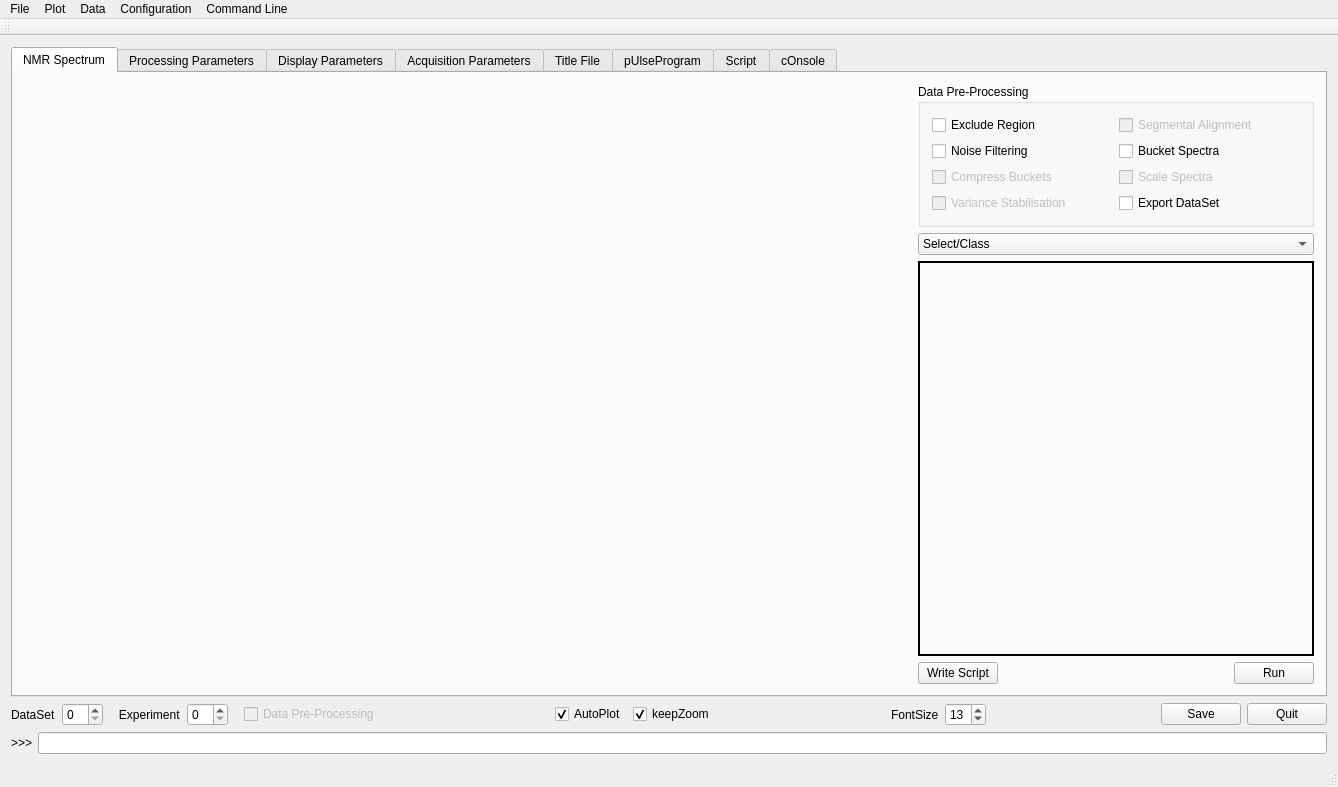
This is metabolabpy/ui/metabolabpy_mainwindow.ui in ludwigc/metabolabpy as Qt 5 draws it before an edit. The edited form follows.
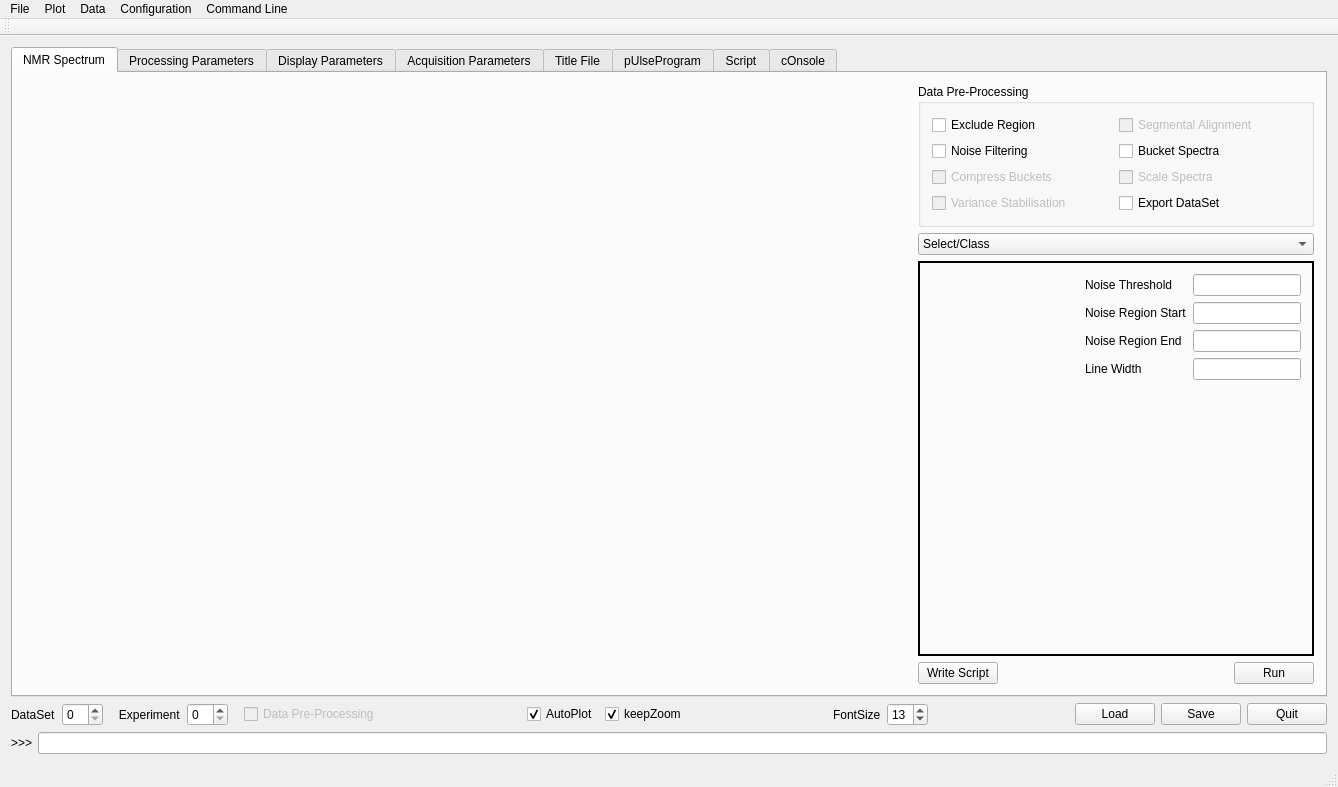
This is the edited form. The open tabs and pages were chosen to show the change. Custom widgets are drawn as their Qt base class.

The edit to the form file:
```diff
--- a/metabolabpy/ui/metabolabpy_mainwindow.ui
+++ b/metabolabpy/ui/metabolabpy_mainwindow.ui
@@ -426,8 +426,150 @@
              </layout>
             </widget>
             <widget class="QWidget" name="segmentalAlignmentTab"/>
-            <widget class="QWidget" name="noiseFilteringTab"/>
-            <widget class="QWidget" name="bucketSpectraTab"/>
+            <widget class="QWidget" name="noiseFilteringTab">
+             <layout class="QGridLayout" name="gridLayout_15">
+              <item row="0" column="0">
+               <spacer name="horizontalSpacer_8">
+                <property name="orientation">
+                 <enum>Qt::Horizontal</enum>
+                </property>
+                <property name="sizeHint" stdset="0">
+                 <size>
+                  <width>136</width>
+                  <height>20</height>
+                 </size>
+                </property>
+               </spacer>
+              </item>
+              <item row="0" column="1">
+               <layout class="QHBoxLayout" name="horizontalLayout_45">
+                <item>
+                 <layout class="QVBoxLayout" name="verticalLayout_16">
+                  <item>
+                   <widget class="QLabel" name="label_59">
+                    <property name="text">
+                     <string>Noise Threshold</string>
+                    </property>
+                   </widget>
+                  </item>
+                  <item>
+                   <widget class="QLabel" name="label_60">
+                    <property name="text">
+                     <string>Noise Region Start</string>
+                    </property>
+                   </widget>
+                  </item>
+                  <item>
+                   <widget class="QLabel" name="label_61">
+                    <property name="text">
+                     <string>Noise Region End</string>
+                    </property>
+                   </widget>
+                  </item>
+                  <item>
+                   <widget class="QLabel" name="label_62">
+                    <property name="text">
+                     <string>Line Width</string>
+                    </property>
+                   </widget>
+                  </item>
+                 </layout>
+                </item>
+                <item>
+                 <layout class="QVBoxLayout" name="verticalLayout_15">
+                  <item>
+                   <widget class="QLineEdit" name="noiseThresholdLE"/>
+                  </item>
+                  <item>
+                   <widget class="QLineEdit" name="noiseRegionStartLE"/>
+                  </item>
+                  <item>
+                   <widget class="QLineEdit" name="noiseRegionEndLE"/>
+                  </item>
+                  <item>
+                   <widget class="QLineEdit" name="thLineWidthLE"/>
+                  </item>
+                 </layout>
+                </item>
+               </layout>
+              </item>
+              <item row="1" column="1">
+               <spacer name="verticalSpacer_6">
+                <property name="orientation">
+                 <enum>Qt::Vertical</enum>
+                </property>
+                <property name="sizeHint" stdset="0">
+                 <size>
+                  <width>20</width>
+                  <height>198</height>
+                 </size>
+                </property>
+               </spacer>
+              </item>
+             </layout>
+            </widget>
+            <widget class="QWidget" name="bucketSpectraTab">
+             <layout class="QGridLayout" name="gridLayout_16">
+              <item row="0" column="1">
+               <spacer name="verticalSpacer_7">
+                <property name="orientation">
+                 <enum>Qt::Vertical</enum>
+                </property>
+                <property name="sizeHint" stdset="0">
+                 <size>
+                  <width>20</width>
+                  <height>229</height>
+                 </size>
+                </property>
+               </spacer>
+              </item>
+              <item row="1" column="0">
+               <spacer name="horizontalSpacer_26">
+                <property name="orientation">
+                 <enum>Qt::Horizontal</enum>
+                </property>
+                <property name="sizeHint" stdset="0">
+                 <size>
+                  <width>136</width>
+                  <height>20</height>
+                 </size>
+                </property>
+               </spacer>
+              </item>
+              <item row="1" column="1">
+               <layout class="QHBoxLayout" name="horizontalLayout_46">
+                <item>
+                 <layout class="QVBoxLayout" name="verticalLayout_17">
+                  <item>
+                   <widget class="QLabel" name="label_63">
+                    <property name="text">
+                     <string>Bucket ppm</string>
+                    </property>
+                   </widget>
+                  </item>
+                  <item>
+                   <widget class="QLabel" name="label_64">
+                    <property name="text">
+                     <string>Bucket data points</string>
+                    </property>
+                   </widget>
+                  </item>
+                 </layout>
+                </item>
+                <item>
+                 <layout class="QVBoxLayout" name="verticalLayout_18">
+                  <item>
+                   <widget class="QLineEdit" name="bucketPpmLE"/>
+                  </item>
+                  <item>
+                   <widget class="QLineEdit" name="bucketDataPointsLE"/>
+                  </item>
+                 </layout>
+                </item>
+               </layout>
+              </item>
+             </layout>
+            </widget>
             <widget class="QWidget" name="compressBucketsTab"/>
             <widget class="QWidget" name="scaleSpectraTab"/>
             <widget class="QWidget" name="varianceStabilisationTab"/>
@@ -2765,6 +2907,13 @@
         </property>
        </spacer>
       </item>
+      <item>
+       <widget class="QPushButton" name="loadButton">
+        <property name="text">
+         <string>Load</string>
+        </property>
+       </widget>
+      </item>
       <item>
        <widget class="QPushButton" name="saveButton">
         <property name="text">
```
Left out of the diff: 43 changed lines with no effect on the pictures.
